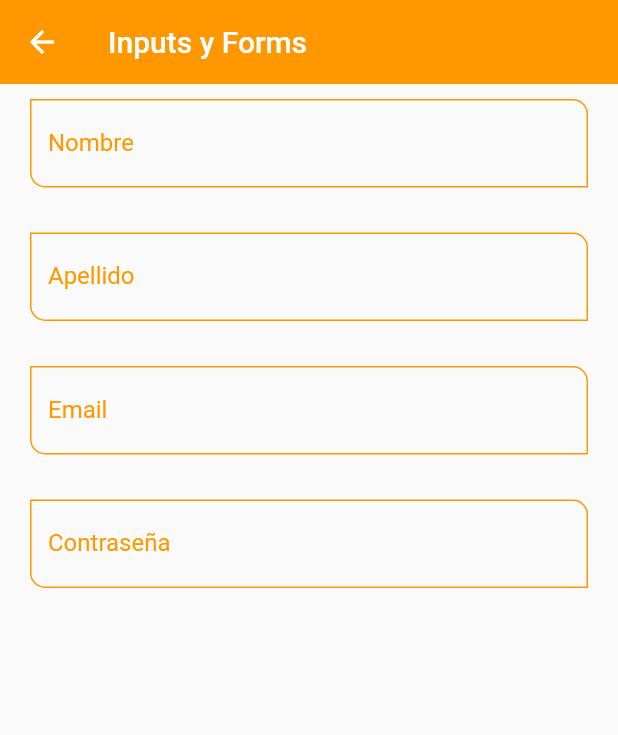
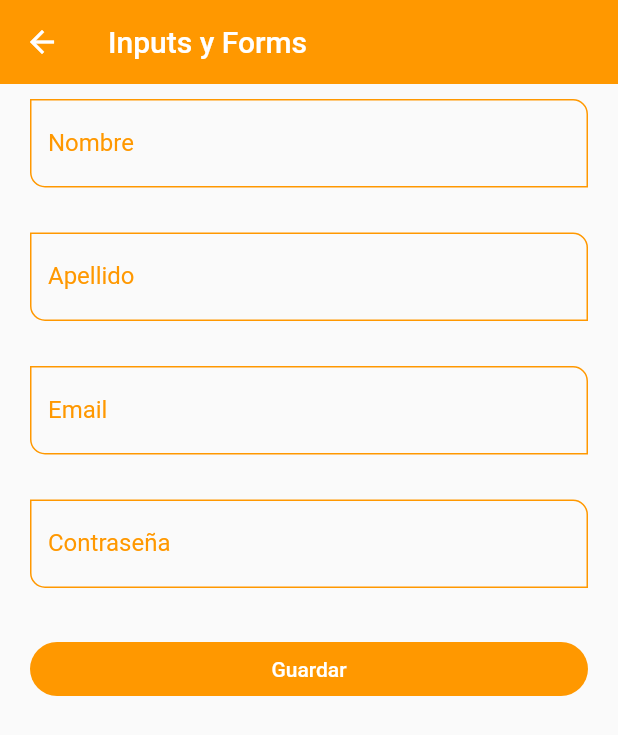
Before and after one commit to OlafRuv/FlutterBasics, a Flutter app: the InputsScreen screen opened by its route, on a phone screen of 412 x 824 dp. Shown: the top 735 px of the screen. Run offline on Flutter 3.47's test engine with Material 2 defaults, Android fonts, the phone set to English and light mode, and no system bars.

```diff
--- a/lib/screens/inputs_screen.dart
+++ b/lib/screens/inputs_screen.dart
@@ -7,6 +7,17 @@ class InputsScreen extends StatelessWidget {
 
   @override
   Widget build(BuildContext context) {
+
+    final GlobalKey<FormState> myFormKey =  GlobalKey<FormState>();
+
+    final Map<String,String> formValues = {
+      'first_name'  : 'Olaf',
+      'last_name'   : 'Ruvalcaba',
+      'email'       : 'olaf.ruvalcaba@google.com',
+      'password'    : '123456',
+      'role'        : 'Admin',
+    };
+
     return Scaffold(
       appBar: AppBar(
         title: const Text('Inputs y Forms'),
@@ -14,32 +25,60 @@ class InputsScreen extends StatelessWidget {
       body: SingleChildScrollView(
         child: Padding(
           padding: const EdgeInsets.symmetric(horizontal: 20, vertical: 10),
+          child: Form(
+            key: myFormKey,
             child: Column(
-            children: const [
+              children: [
                 CustomInputField(
                   hintText: 'Nombre del usuario',
                   labelText: 'Nombre',
+                  formProperty: 'first_name',
+                  formValues: formValues
                 ),
-              SizedBox(height: 30),
+                const SizedBox(height: 30),
                 CustomInputField(
                   hintText: 'Apellido del usuario',
                   labelText: 'Apellido',
+                  formProperty: 'last_name',
+                  formValues: formValues,
                 ),
-              SizedBox(height: 30),
+                const SizedBox(height: 30),
                 CustomInputField(
                   hintText: 'Email del usuario',
                   labelText: 'Email',
                   keyboardType: TextInputType.emailAddress,
+                  formProperty: 'email',
+                  formValues: formValues,
                 ),
-              SizedBox(height: 30),
+                const SizedBox(height: 30),
                 CustomInputField(
                   hintText: 'Contraseña',
                   labelText: 'Contraseña',
                   isPassword: true,
+                  formProperty: 'password',
+                  formValues: formValues,
                 ),
-              SizedBox(height: 30),
+                const SizedBox(height: 30),
 
+                ElevatedButton(
+                  child: const SizedBox(
+                    width: double.infinity,
+                    child: Center(
+                      child: Text('Guardar'))
+                    ),
+                  onPressed: (){
+                    FocusScope.of(context).requestFocus(FocusNode());
+                    if ( !myFormKey.currentState!.validate()){
+                      print('Formulario no valido');
+                      return;
+                    }
+
+                    //* Imprimir valores del formulario
+                    print(formValues);
+                  },
+                )
               ],
+            ),
           ),
         ),
       )
--- a/lib/widgets/custom_input_field.dart
+++ b/lib/widgets/custom_input_field.dart
@@ -13,6 +13,9 @@ class CustomInputField extends StatelessWidget {
     final TextInputType? keyboardType;
     final bool isPassword;
 
+    final String formProperty;
+    final Map<String,String> formValues;
+
     const CustomInputField({
       Key? key,
       this.labelText,
@@ -24,6 +27,8 @@ class CustomInputField extends StatelessWidget {
       this.prefixIcon,
       this.keyboardType,
       this.isPassword = false,
+      required this.formProperty,
+      required this.formValues,
     }) : super(key: key);
 
   @override
@@ -35,7 +40,7 @@ class CustomInputField extends StatelessWidget {
       obscureText: isPassword,
       textCapitalization: TextCapitalization.words,
       onChanged: (value) {
-        print(value);
+        formValues[formProperty] = value;
       },
       validator: (value) {
         if ( value == null) return 'Este campo es requerido';
```
Lines whose indentation alone changed are shown as unchanged.
